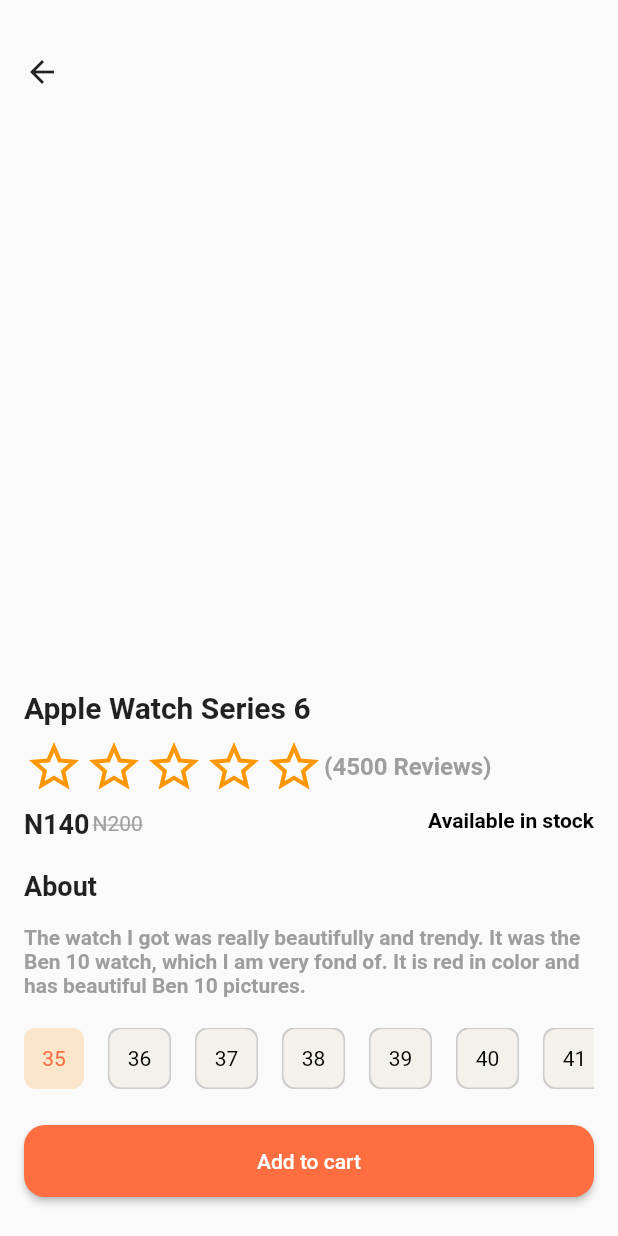
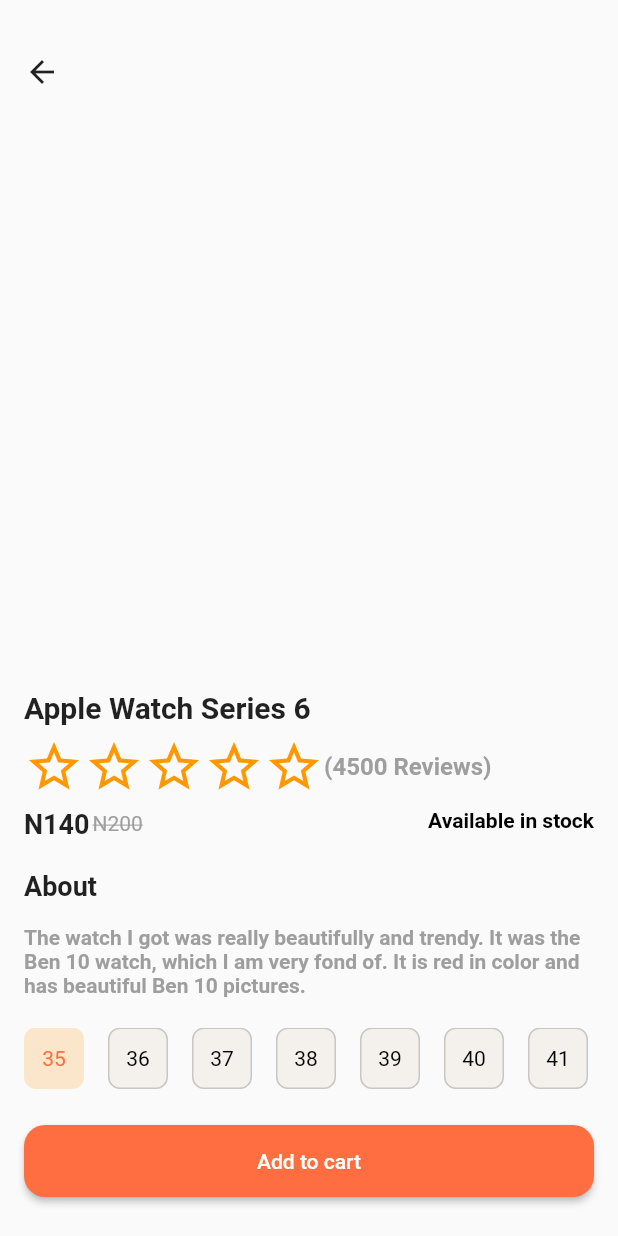
Before and after one commit to EbhomenyeEmmanuel/shopping_app, a Flutter app: the ShoppingItemDetail screen opened directly, on a phone screen of 412 x 824 dp. Run offline on Flutter 3.47's test engine with Material 2 defaults, Android fonts, the phone set to English and light mode, and no system bars; drawn by our look-alikes of flutter_rating_bar.

Commit message:
Removed parent container to use border property of the Box Decoration.

```diff
--- a/lib/components/shopping_item_thumbnail.dart
+++ b/lib/components/shopping_item_thumbnail.dart
@@ -298,22 +298,17 @@ class _ShoppingItemSizeListViewState extends State<ShoppingItemSizeListView> {
                     style: const TextStyle(color: Colors.deepOrangeAccent),
                   ))
               : Container(
-                  padding: const EdgeInsets.all(1),
+                  alignment: Alignment.center,
+                  width: 40,
+                  padding: const EdgeInsets.all(8),
                   decoration: BoxDecoration(
+                      border: Border.all(color: Colors.grey.withOpacity(0.5)),
                       borderRadius: const BorderRadius.all(Radius.circular(8)),
-                      color: Colors.grey.withOpacity(0.5)),
-                  child: Container(
-                      alignment: Alignment.center,
-                      width: 40,
-                      padding: const EdgeInsets.all(8),
-                      decoration: const BoxDecoration(
-                          borderRadius: BorderRadius.all(Radius.circular(8)),
-                          color: Color(0xFFf4f0ec)),
-                      child: Text(
-                        widget._sizesList[index],
-                        style: const TextStyle(color: Colors.black),
-                      )),
-                ),
+                      color: const Color(0xFFf4f0ec)),
+                  child: Text(
+                    widget._sizesList[index],
+                    style: const TextStyle(color: Colors.black),
+                  )),
           onTap: () {
             setState(() {
               clickedIndex = index;
```
